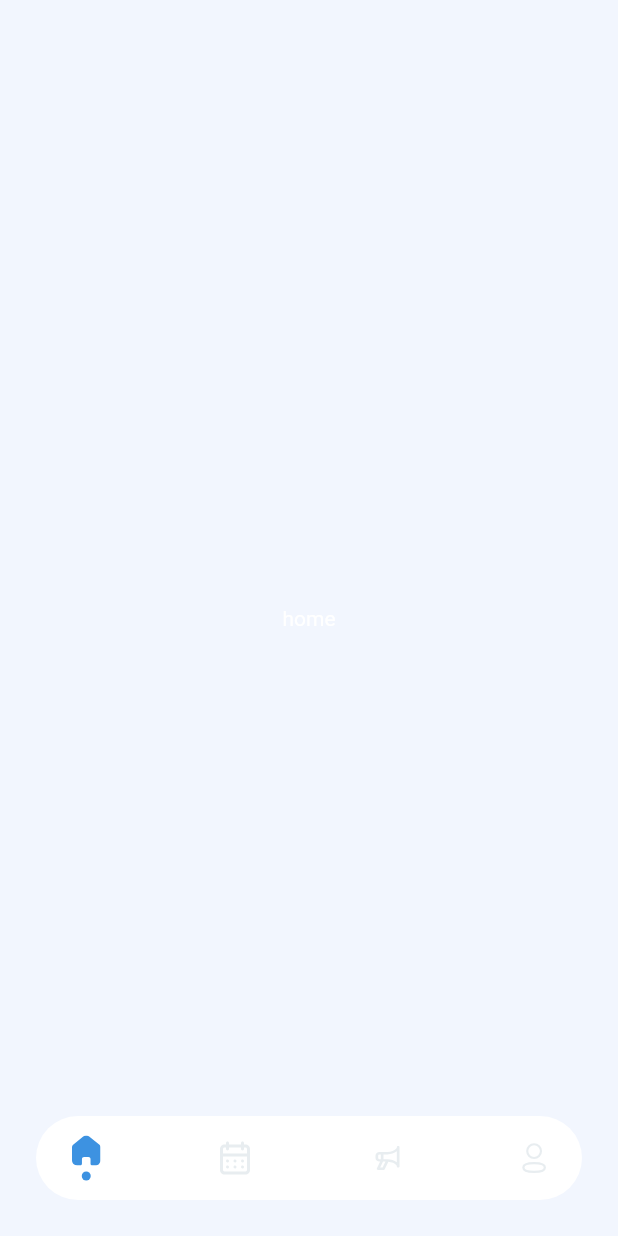
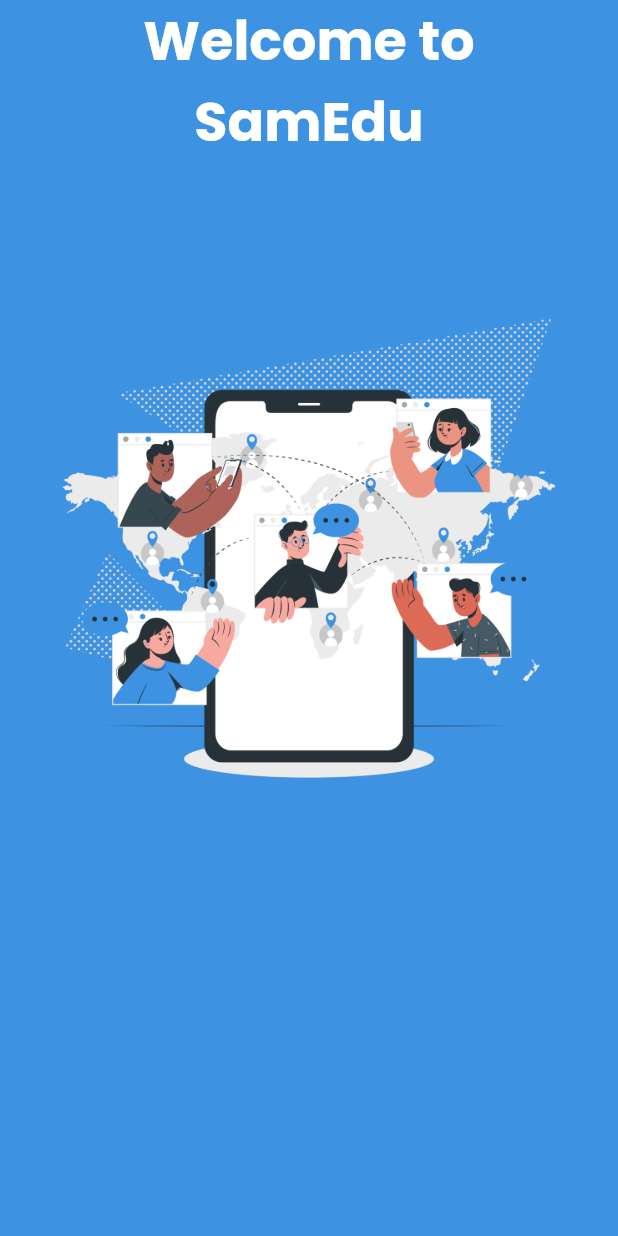
Before and after one commit to IamKhuk/SamEdu, a Flutter app: the LoginScreen screen opened directly, after a tap on "Sign in", on a phone screen of 412 x 824 dp. Run offline on Flutter 3.47's test engine with Material 2 defaults, Android fonts, the phone set to English and light mode, and no system bars; our stand-ins replace flutter_svg, pinput, shared_preferences; accounts and stored records are empty.

Commit message:
welcome Screen built

```diff
--- a/lib/src/ui/auth/login_screen.dart
+++ b/lib/src/ui/auth/login_screen.dart
@@ -1,6 +1,7 @@
 import 'package:flutter/material.dart';
 import 'package:samedu/src/dialog/bottom_dialog.dart';
 import 'package:samedu/src/ui/auth/signup_screen.dart';
+import 'package:samedu/src/ui/menu/home/welcome_screen.dart';
 import 'package:samedu/src/widgets/button/main_button.dart';
 import 'package:samedu/src/widgets/text_field/text_field_01.dart';
 import 'package:samedu/src/widgets/title/title_02.dart';
@@ -177,8 +178,10 @@ class _LoginScreenState extends State<LoginScreen> {
     SharedPreferences vr = await SharedPreferences.getInstance();
     String email = vr.getString("email") ?? "";
     String password = vr.getString("password") ?? "";
+    bool isWelcome = vr.getBool('isWelcome') ?? true;
 
     if (e == email && password == pass) {
+      if(isWelcome == false){
         Navigator.pushReplacement(
           context,
           MaterialPageRoute(
@@ -187,6 +190,16 @@ class _LoginScreenState extends State<LoginScreen> {
             },
           ),
         );
+      }else{
+        Navigator.push(
+          context,
+          MaterialPageRoute(
+            builder: (context) {
+              return const WelcomeScreen();
+            },
+          ),
+        );
+      }
     } else {
       BottomDialog.showFailed(
         context,
--- /dev/null
+++ b/lib/src/ui/menu/home/welcome_screen.dart
@@ -0,0 +1,68 @@
+import 'dart:async';
+
+import 'package:flutter/material.dart';
+import 'package:samedu/src/theme/app_theme.dart';
+import 'package:shared_preferences/shared_preferences.dart';
+
+import '../main_screen.dart';
+
+class WelcomeScreen extends StatefulWidget {
+  const WelcomeScreen({Key? key}) : super(key: key);
+
+  @override
+  _WelcomeScreenState createState() => _WelcomeScreenState();
+}
+
+class _WelcomeScreenState extends State<WelcomeScreen> {
+  @override
+  Widget build(BuildContext context) {
+    return Scaffold(
+      backgroundColor: AppTheme.blue,
+      body: Center(
+        child: Column(
+          children: [
+            const Text(
+              'Welcome to\nSamEdu',
+              style: TextStyle(
+                fontFamily: AppTheme.fontFamily,
+                fontSize: 36,
+                fontWeight: FontWeight.bold,
+                height: 1.5,
+                color: AppTheme.white,
+              ),
+              textAlign: TextAlign.center,
+            ),
+            const SizedBox(height: 80),
+            Padding(
+              padding: const EdgeInsets.symmetric(horizontal: 24),
+              child: ClipRRect(
+                child: Image.asset(
+                  'assets/images/welcome.png',
+                  fit: BoxFit.cover,
+                ),
+              ),
+            ),
+          ],
+        ),
+      ),
+    );
+  }
+
+  _nextScreen() async {
+    SharedPreferences prefs = await SharedPreferences.getInstance();
+
+    Timer(
+      const Duration(milliseconds: 2270),
+          () {
+        Navigator.pushReplacement(
+          context,
+          MaterialPageRoute(
+            builder: (context) {
+              return const MainScreen();
+            },
+          ),
+        );
+      },
+    );
+  }
+}
--- a/lib/src/ui/splash/splash_screen.dart
+++ b/lib/src/ui/splash/splash_screen.dart
@@ -50,12 +50,12 @@ class _SplashScreenState extends State<SplashScreen>
             children: [
               SvgPicture.asset(
                 'assets/icons/splash_up.svg',
-                color: AppTheme.gray.withOpacity(0.3),
+                color: AppTheme.light.withOpacity(0.7),
               ),
               const Spacer(),
               SvgPicture.asset(
                 'assets/icons/splash_down.svg',
-                color: AppTheme.gray.withOpacity(0.3),
+                color: AppTheme.light.withOpacity(0.7),
               ),
             ],
           ),
```
Also changed, not shown: assets/images/welcome.png (added). Lines whose indentation alone changed are shown as unchanged.
